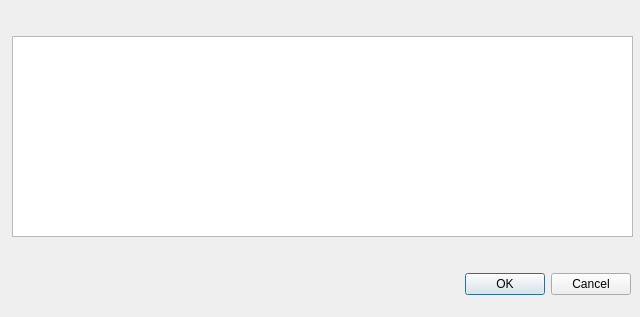
Qt form UserApp/SelectDriveDialog.ui (proximax-storage/cpp-xpx-storage-user-app) before a commit.
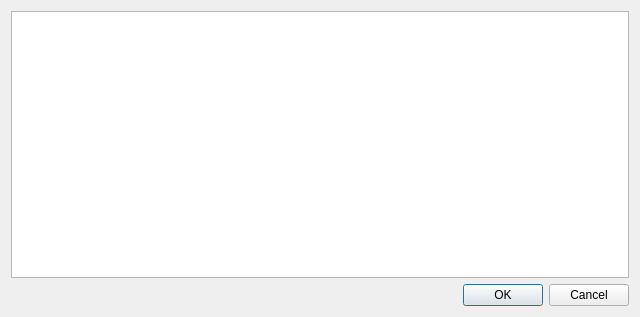
The same form after that commit.

Commit message: Improved PrivKey Dialog

Diff of the .ui file:
```diff
--- a/UserApp/SelectDriveDialog.ui
+++ b/UserApp/SelectDriveDialog.ui
@@ -13,15 +13,12 @@
   <property name="windowTitle">
    <string>Dialog</string>
   </property>
+  <layout class="QVBoxLayout" name="verticalLayout">
+   <item>
+    <widget class="QTableWidget" name="m_table"/>
+   </item>
+   <item>
   <widget class="QDialogButtonBox" name="buttonBox">
-   <property name="geometry">
-    <rect>
-     <x>10</x>
-     <y>268</y>
-     <width>621</width>
-     <height>32</height>
-    </rect>
-   </property>
    <property name="orientation">
     <enum>Qt::Horizontal</enum>
    </property>
@@ -29,16 +26,8 @@
     <set>QDialogButtonBox::Cancel|QDialogButtonBox::Ok</set>
    </property>
   </widget>
-  <widget class="QTableWidget" name="m_table">
-   <property name="geometry">
-    <rect>
-     <x>12</x>
-     <y>36</y>
-     <width>621</width>
-     <height>201</height>
-    </rect>
-   </property>
-  </widget>
+   </item>
+  </layout>
  </widget>
  <resources/>
  <connections>
```
Lines whose indentation alone changed are shown as unchanged. The commit also changes 1 other file.
